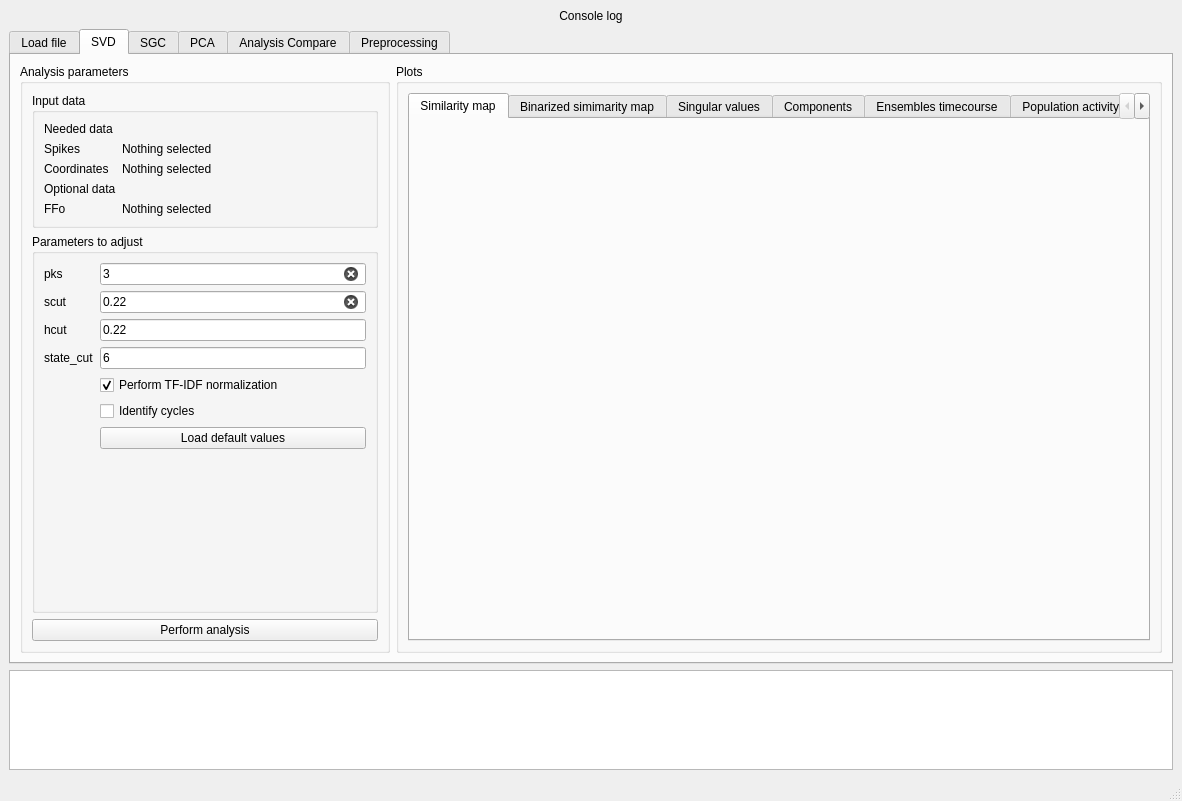
rivelco/ENCORE, file gui/MainWindow.ui: the form before one commit.
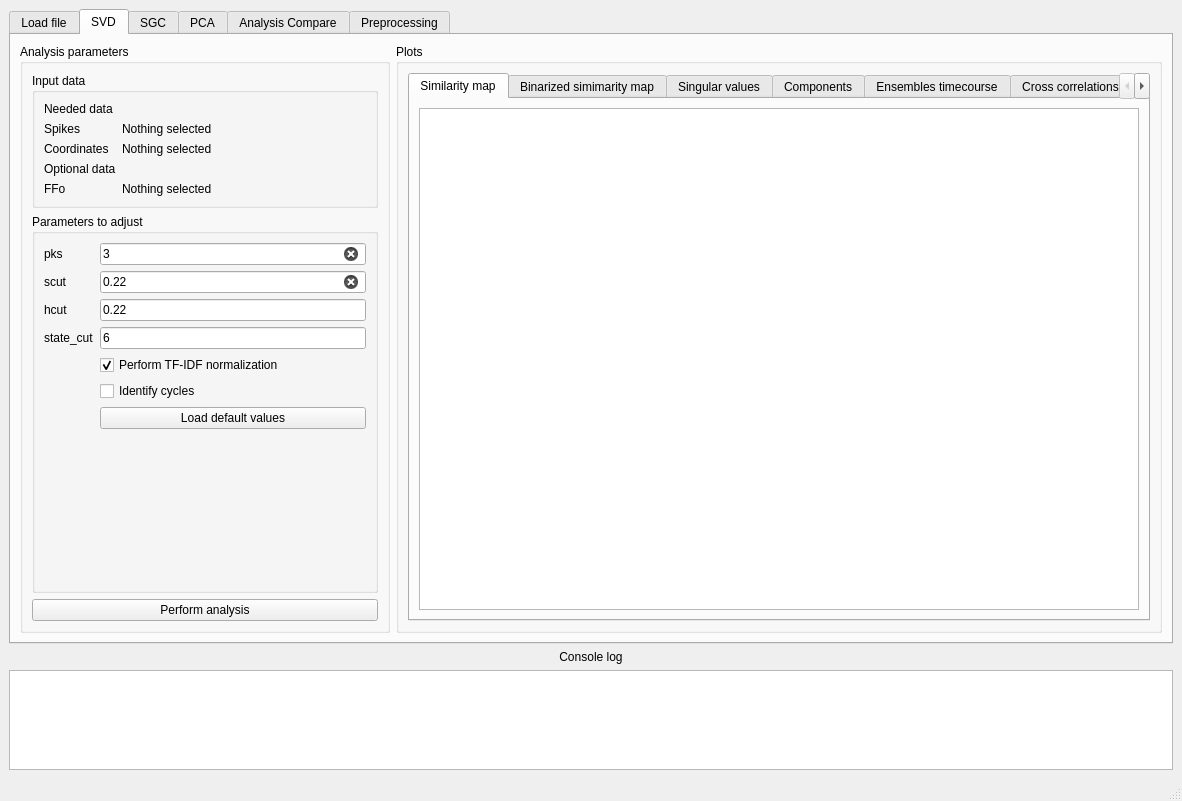
The form after the commit. The open tabs and pages were chosen to show the change. Custom widgets are drawn as their Qt base class.

Patch:
```diff
--- a/gui/MainWindow.ui
+++ b/gui/MainWindow.ui
@@ -24,16 +24,6 @@
   </property>
   <widget class="QWidget" name="centralwidget">
    <layout class="QVBoxLayout" name="verticalLayout">
-    <item>
-     <widget class="QLabel" name="label">
-      <property name="text">
-       <string>Console log</string>
-      </property>
-      <property name="alignment">
-       <set>Qt::AlignCenter</set>
-      </property>
-     </widget>
-    </item>
     <item>
      <widget class="QTabWidget" name="main_tabs">
       <property name="toolTipDuration">
@@ -708,6 +698,11 @@
               <attribute name="title">
                <string>Similarity map</string>
               </attribute>
+              <layout class="QHBoxLayout" name="horizontalLayout_4">
+               <item>
+                <widget class="MatplotlibWidget" name="svd_plot_similaritymap"/>
+               </item>
+              </layout>
              </widget>
              <widget class="QWidget" name="tab_8">
               <attribute name="title">
@@ -728,11 +723,11 @@
               <attribute name="title">
                <string>Ensembles timecourse</string>
               </attribute>
-             </widget>
-             <widget class="QWidget" name="tab_12">
-              <attribute name="title">
-               <string>Population activity per frame</string>
-              </attribute>
+              <layout class="QVBoxLayout" name="verticalLayout_7">
+               <item>
+                <widget class="MatplotlibWidget" name="svd_plot_timecourse"/>
+               </item>
+              </layout>
              </widget>
              <widget class="QWidget" name="tab_13">
               <attribute name="title">
@@ -783,6 +778,16 @@
       </widget>
      </widget>
     </item>
+    <item>
+     <widget class="QLabel" name="label">
+      <property name="text">
+       <string>Console log</string>
+      </property>
+      <property name="alignment">
+       <set>Qt::AlignCenter</set>
+      </property>
+     </widget>
+    </item>
     <item>
      <widget class="QTextEdit" name="console_log">
       <property name="maximumSize">
```
Left out of the diff: 32 changed lines with no effect on the pictures.
